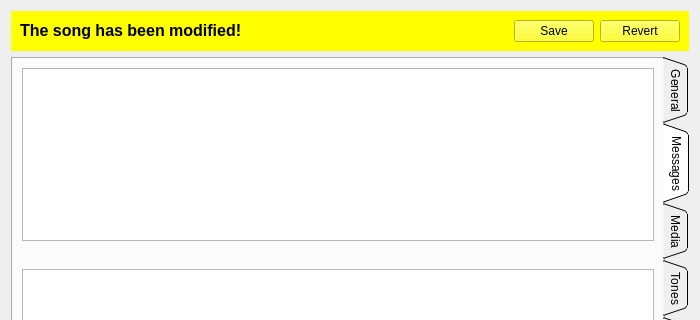
The window that ui/songinfo.ui (mhaehnel/UltraEdit) describes before a commit, drawn with Qt 5; both pictures show x 0 to 700 and y 0 to 320 of the 700 by 672 pixel window.
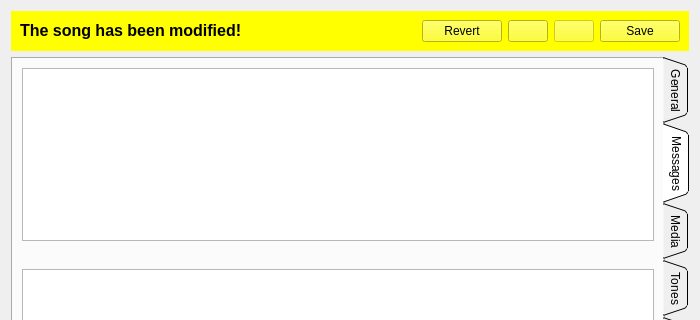
The same window after the commit. Icons and pictures are not drawn. Custom widgets are drawn as their Qt base class.

Commit message: Implemented revert button easier access to undo/redo through song change info

```diff
--- a/ui/songinfo.ui
+++ b/ui/songinfo.ui
@@ -27,7 +27,7 @@
        <property name="styleSheet">
         <string notr="true">background-color: yellow</string>
        </property>
-       <layout class="QHBoxLayout" name="horizontalLayout" stretch="1,0,0">
+       <layout class="QHBoxLayout" name="horizontalLayout" stretch="1,0,0,0,0">
         <item>
          <widget class="QLabel" name="label_2">
           <property name="sizePolicy">
@@ -41,18 +41,60 @@
           </property>
          </widget>
         </item>
-        <item>
-         <widget class="QPushButton" name="saveSong">
-          <property name="text">
-           <string>Save</string>
-          </property>
-         </widget>
-        </item>
         <item>
          <widget class="QPushButton" name="revertSong">
           <property name="text">
            <string>Revert</string>
           </property>
+          <property name="icon">
+           <iconset theme="document-revert">
+            <normaloff>.</normaloff>.</iconset>
+          </property>
+         </widget>
+        </item>
+        <item>
+         <widget class="QPushButton" name="undoButton_2">
+          <property name="enabled">
+           <bool>true</bool>
+          </property>
+          <property name="toolTip">
+           <string>Undo</string>
+          </property>
+          <property name="text">
+           <string/>
+          </property>
+          <property name="icon">
+           <iconset theme="edit-undo">
+            <normaloff>.</normaloff>.</iconset>
+          </property>
+         </widget>
+        </item>
+        <item>
+         <widget class="QPushButton" name="redoButton_2">
+          <property name="enabled">
+           <bool>false</bool>
+          </property>
+          <property name="toolTip">
+           <string>Redo</string>
+          </property>
+          <property name="text">
+           <string/>
+          </property>
+          <property name="icon">
+           <iconset theme="edit-redo">
+            <normaloff>.</normaloff>.</iconset>
+          </property>
+         </widget>
+        </item>
+        <item>
+         <widget class="QPushButton" name="saveSong">
+          <property name="text">
+           <string>Save</string>
+          </property>
+          <property name="icon">
+           <iconset theme="document-save">
+            <normaloff>.</normaloff>.</iconset>
+          </property>
          </widget>
         </item>
        </layout>
```
Left out of the diff: 35 changed lines with no effect on the pictures. The commit also changes 1 other file.
